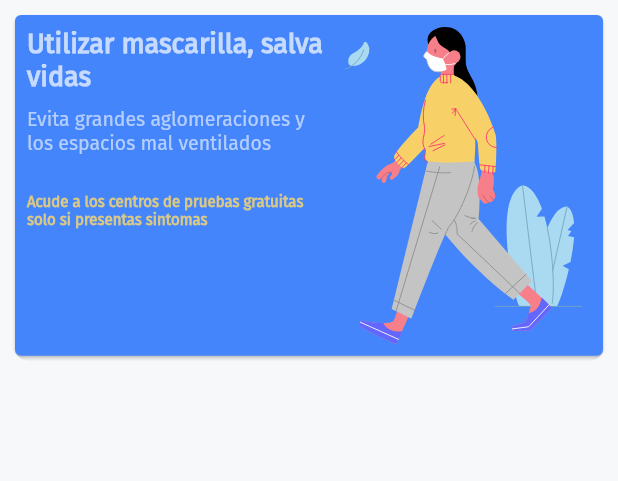
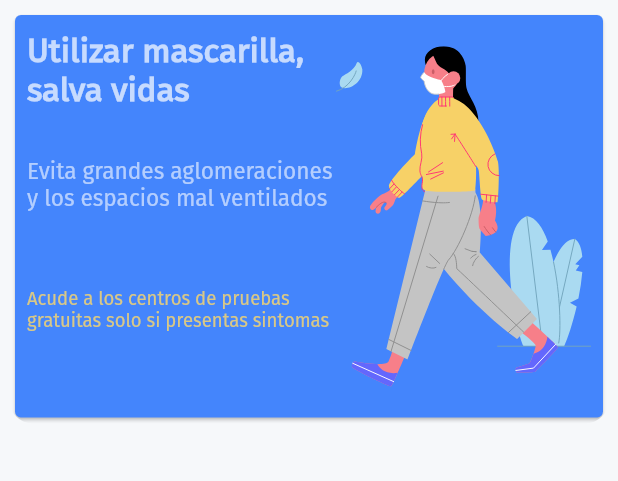
Before and after one commit to rromaniz/CovidAppFlutter, a Flutter app: the InfoPage screen opened by its route, on a phone screen of 412 x 824 dp, the part 84-565 px from its top. Run offline on Flutter 3.47's test engine with Material 2 defaults, Android fonts, the light colour scheme and no system bars; our stand-ins replace charts_flutter, flutter_svg, page_transition, sizer; network calls fail; project files that could hold a hidden picture were left out.

Commit message:
Se cambio mediaquery por sizer

```diff
--- a/lib/widgets/info_top.dart
+++ b/lib/widgets/info_top.dart
@@ -1,4 +1,5 @@
 import 'package:flutter/material.dart';
+import 'package:sizer/sizer.dart';
 import 'package:flutter_svg/flutter_svg.dart';
 
 class InfoTop extends StatelessWidget {
@@ -6,10 +7,9 @@ class InfoTop extends StatelessWidget {
 
   @override
   Widget build(BuildContext context) {
-    final size = MediaQuery.of(context).size;
     return Container(
       constraints: BoxConstraints(
-        maxHeight: size.height * 0.3,
+        maxHeight: 35.h,
       ),
       child: Padding(
         padding: const EdgeInsets.all(6.0),
@@ -23,8 +23,8 @@ class InfoTop extends StatelessWidget {
                 mainAxisAlignment: MainAxisAlignment.spaceEvenly,
                 children: [
                   Container(
-                    width: size.width * 0.5,
-                    height: size.height * 0.3,
+                    width: 50.w,
+                    height: 30.h,
                     child: Column(
                       children: [
                         Text(
@@ -32,27 +32,27 @@ class InfoTop extends StatelessWidget {
                           style: TextStyle(
                               fontWeight: FontWeight.bold,
                               color: Colors.white70,
-                              fontSize: 18),
+                              fontSize: 16.sp),
                         ),
                         SizedBox(
-                          height: 10,
+                          height: 4.h,
                         ),
                         Text(
                           'Evita grandes aglomeraciones y los espacios mal ventilados',
                           style: TextStyle(
                               fontWeight: FontWeight.w500,
                               color: Colors.white60,
-                              fontSize: 13),
+                              fontSize: 11.sp),
                         ),
                         SizedBox(
-                          height: 25,
+                          height: 6.h,
                         ),
                         Text(
                           'Acude a los centros de pruebas gratuitas solo si presentas sintomas',
                           style: TextStyle(
-                              fontWeight: FontWeight.w600,
+                              fontWeight: FontWeight.w500,
                               color: Color.fromRGBO(217, 200, 134, 1),
-                              fontSize: 10),
+                              fontSize: 9.sp),
                         ),
                       ],
                     ),
```
Also changed, not shown: lib/widgets/card_top.dart (+6 -7 lines).
